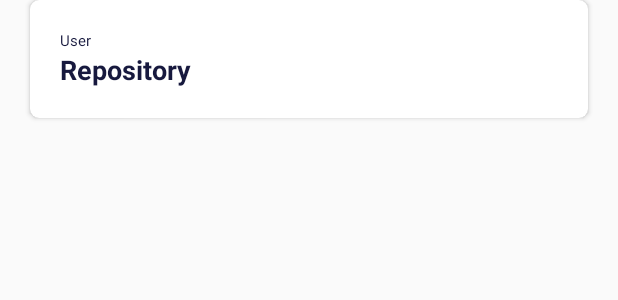
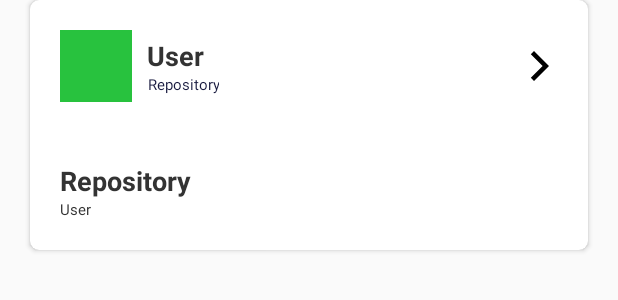
Before and after one commit to kolorszczak/GitHubSearch, an Android app: the layout item_search.xml on its own in the app's theme, with its tools: preview values and no code run, on a phone screen of 412 x 824 dp. Shown: the top 300 px of the screen. Run offline under Robolectric (Android 15) with nearby library versions, the phone set to English and light mode, and no system bars.

Commit message:
Search item design change + Glide

```diff
--- a/app/src/main/java/mihau/eu/githubsearch/utils/list/item/SearchItem.java
+++ b/app/src/main/java/mihau/eu/githubsearch/utils/list/item/SearchItem.java
@@ -1,7 +1,6 @@
 package mihau.eu.githubsearch.utils.list.item;
 
 import android.support.annotation.NonNull;
-import android.support.annotation.StringRes;
 import android.support.v7.widget.RecyclerView;
 import android.view.View;
 
@@ -42,17 +41,13 @@ public class SearchItem extends AbstractItem<SearchItem, SearchItem.ViewHolder>
     @Override
     public void bindView(@NonNull SearchItem.ViewHolder holder, @NonNull List<Object> payloads) {
         super.bindView(holder, payloads);
-        holder.binding.setName(repository == null ? user.login : repository.name);
-        holder.binding.setTitle(repository == null ? getString(holder, R.string.user) : getString(holder, R.string.repository));
+            holder.binding.setRepository(repository);
+            holder.binding.setUser(user);
     }
 
     @Override
     public long getIdentifier() {
         return repository == null ? user.id : repository.id;
-    }
-
-    private String getString(SearchItem.ViewHolder holder, @StringRes int string) {
-        return holder.itemView.getContext().getString(string);
     }
 
     @Override
@@ -66,7 +61,7 @@ public class SearchItem extends AbstractItem<SearchItem, SearchItem.ViewHolder>
 
         ViewHolder(View view) {
             super(view);
-            binding = ItemSearchBinding.bind(itemView);
+                binding = ItemSearchBinding.bind(itemView);
         }
     }
 }
--- a/app/src/main/java/mihau/eu/githubsearch/utils/manager/DataBindingUtils.java
+++ b/app/src/main/java/mihau/eu/githubsearch/utils/manager/DataBindingUtils.java
@@ -3,6 +3,7 @@ package mihau.eu.githubsearch.utils.manager;
 import android.annotation.SuppressLint;
 import android.databinding.BindingAdapter;
 import android.os.Handler;
+import android.support.v4.content.ContextCompat;
 import android.support.v7.widget.RecyclerView;
 import android.support.v7.widget.SearchView;
 import android.webkit.WebChromeClient;
@@ -11,9 +12,13 @@ import android.webkit.WebSettings;
 import android.webkit.WebView;
 import android.webkit.WebViewClient;
 import android.widget.ImageView;
+import android.widget.TextView;
 
+import com.bumptech.glide.Glide;
+import com.bumptech.glide.request.RequestOptions;
 import com.mikepenz.fastadapter_extensions.scroll.EndlessRecyclerOnScrollListener;
 
+import java.text.DecimalFormat;
 import java.util.concurrent.TimeUnit;
 
 import io.reactivex.android.schedulers.AndroidSchedulers;
@@ -85,4 +90,27 @@ public class DataBindingUtils {
 
         view.loadUrl(url);
     }
+
+    @BindingAdapter(value = {"image"})
+    public static void setImage(ImageView view, String url) {
+        Glide.with(view)
+                .load(url)
+                .apply(new RequestOptions()
+                        .error(ContextCompat.getDrawable(view.getContext(), R.drawable.ic_error))
+                        .placeholder(ContextCompat.getDrawable(view.getContext(), R.drawable.ic_wait))
+                        .fitCenter())
+                .into(view);
+    }
+
+    @BindingAdapter("android:text")
+    public static void setDouble(TextView view, Double value) {
+        if (value == null)
+            return;
+        DecimalFormat df = new DecimalFormat("#.#");
+        if (Double.isNaN(value)) {
+            view.setText("");
+        } else {
+            view.setText(df.format(value));
+        }
+    }
 }
--- a/app/src/main/res/layout/item_search.xml
+++ b/app/src/main/res/layout/item_search.xml
@@ -5,13 +5,15 @@
 
     <data>
 
-        <variable
-            name="title"
-            type="java.lang.String"/>
+        <import type="android.view.View" />
 
         <variable
-            name="name"
-            type="java.lang.String"/>
+            name="repository"
+            type="mihau.eu.githubsearch.model.Repository"/>
+
+        <variable
+            name="user"
+            type="mihau.eu.githubsearch.model.User"/>
 
     </data>
 
@@ -25,27 +27,84 @@
         <LinearLayout
             android:layout_width="match_parent"
             android:layout_height="wrap_content"
-            android:orientation="vertical"
-            android:padding="@dimen/default_padding">
+            android:orientation="vertical">
 
-            <TextView
+            <LinearLayout
                 android:layout_width="match_parent"
                 android:layout_height="wrap_content"
-                android:text="@{title}"
-                android:textColor="@color/colorPrimaryDark"
-                android:textSize="@dimen/text_size_small"
-                tools:text="@string/user"/>
+                android:visibility="@{repository != null ? View.GONE : View.VISIBLE}"
+                android:orientation="horizontal"
+                android:padding="@dimen/default_padding">
 
-            <TextView
-                android:id="@+id/repositoryName"
+                <ImageView
+                    style="@style/ImageView"
+                    android:layout_width="48dp"
+                    android:layout_height="48dp"
+                    app:image="@{user.avatarUrl}"
+                    tools:src="@color/colorAccent"/>
+
+                <LinearLayout
+                    android:layout_width="0dp"
+                    android:layout_height="wrap_content"
+                    android:layout_gravity="center_vertical"
+                    android:layout_marginLeft="@dimen/half_padding"
+                    android:layout_weight="1"
+                    android:orientation="vertical">
+
+                    <TextView
+                        style="@style/TextView"
+                        android:layout_width="wrap_content"
+                        android:layout_height="wrap_content"
+                        android:text="@{user.login}"
+                        android:textSize="@dimen/text_size_medium"
+                        android:textStyle="bold"
+                        tools:text="@string/user"/>
+
+                    <TextView
+                        style="@style/TextView"
+                        android:layout_width="wrap_content"
+                        android:layout_height="wrap_content"
+                        android:text="@{user.score}"
+                        android:textColor="@color/colorPrimaryDark"
+                        android:textSize="@dimen/text_size_small"
+                        tools:text="@string/repository"/>
+                </LinearLayout>
+
+                <ImageView
+                    style="@style/ImageView"
+                    android:layout_width="wrap_content"
+                    android:layout_height="wrap_content"
+                    android:layout_gravity="center_vertical"
+                    android:src="@drawable/ic_arrow"/>
+
+            </LinearLayout>
+
+            <LinearLayout
                 android:layout_width="match_parent"
                 android:layout_height="wrap_content"
-                android:text="@{name}"
-                android:textColor="@color/colorPrimaryDark"
-                android:textSize="@dimen/text_size_medium"
-                android:textStyle="bold"
-                tools:text="@string/repository"/>
+                android:orientation="vertical"
+                android:visibility="@{repository == null ? View.GONE : View.VISIBLE}"
+                android:padding="@dimen/default_padding">
 
+                <TextView
+                    style="@style/TextView"
+                    android:layout_width="wrap_content"
+                    android:layout_height="wrap_content"
+                    android:text="@{repository.name}"
+                    android:textSize="@dimen/text_size_medium"
+                    android:textStyle="bold"
+                    tools:text="@string/repository"/>
+
+                <TextView
+                    style="@style/TextView"
+                    android:layout_width="wrap_content"
+                    android:layout_height="wrap_content"
+                    android:text="@{repository.language}"
+                    android:textSize="@dimen/text_size_small"
+                    tools:text="@string/user"/>
+
+
+            </LinearLayout>
         </LinearLayout>
     </android.support.v7.widget.CardView>
 </layout>
```
Also changed, not shown: app/src/main/res/drawable-hdpi/ic_arrow.png (added), app/src/main/res/drawable-hdpi/ic_error.png (added), app/src/main/res/drawable-hdpi/ic_wait.png (added), app/src/main/res/drawable-mdpi/ic_arrow.png (added), app/src/main/res/drawable-mdpi/ic_error.png (added), app/src/main/res/drawable-mdpi/ic_wait.png (added), app/src/main/res/drawable-xhdpi/ic_arrow.png (added), app/src/main/res/drawable-xhdpi/ic_error.png (added), app/src/main/res/drawable-xhdpi/ic_wait.png (added), app/src/main/res/drawable-xxhdpi/ic_arrow.png (added), app/src/main/res/drawable-xxhdpi/ic_error.png (added), app/src/main/res/drawable-xxxhdpi/ic_arrow.png (added), app/src/main/res/drawable-xxxhdpi/ic_error.png (added), app/src/main/res/drawable-xxxhdpi/ic_wait.png (added).
